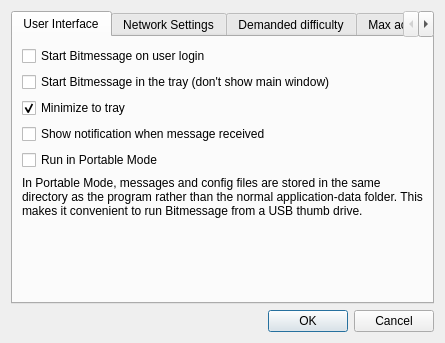
This is src/bitmessageqt/settings.ui in Bitmessage/PyBitmessage as Qt 5 draws it before an edit. The edited form follows.
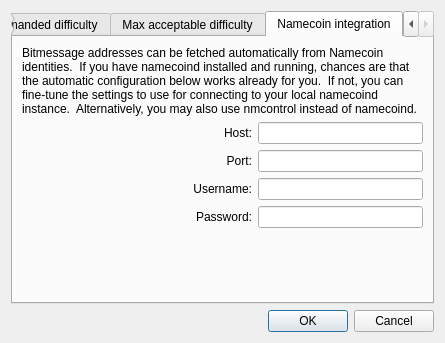
This is the edited form. The open tabs and pages were chosen to show the change.

Commit message:
UI for namecoin connection settings.
Add a pane to the settings dialog UI which allows to edit
the connection settings for namecoin.

The edit to the form file:
```diff
--- a/src/bitmessageqt/settings.ui
+++ b/src/bitmessageqt/settings.ui
@@ -491,6 +491,147 @@
        </item>
       </layout>
      </widget>
+     <widget class="QWidget" name="tabNamecoin">
+      <attribute name="title">
+       <string>Namecoin integration</string>
+      </attribute>
+      <layout class="QGridLayout" name="gridLayout_8">
+       <item row="1" column="0">
+        <spacer name="horizontalSpacer_6">
+         <property name="orientation">
+          <enum>Qt::Horizontal</enum>
+         </property>
+         <property name="sizeHint" stdset="0">
+          <size>
+           <width>40</width>
+           <height>20</height>
+          </size>
+         </property>
+        </spacer>
+       </item>
+       <item row="0" column="0" colspan="3">
+        <widget class="QLabel" name="label_16">
+         <property name="text">
+          <string>Bitmessage addresses can be fetched automatically from Namecoin identities.  If you have namecoind installed and running, chances are that the automatic configuration below works already for you.  If not, you can fine-tune the settings to use for connecting to your local namecoind instance.  Alternatively, you may also use nmcontrol instead of namecoind.</string>
+         </property>
+         <property name="wordWrap">
+          <bool>true</bool>
+         </property>
+        </widget>
+       </item>
+       <item row="1" column="1">
+        <widget class="QLabel" name="label_17">
+         <property name="text">
+          <string>Host:</string>
+         </property>
+         <property name="alignment">
+          <set>Qt::AlignRight|Qt::AlignTrailing|Qt::AlignVCenter</set>
+         </property>
+        </widget>
+       </item>
+       <item row="1" column="2">
+        <widget class="QLineEdit" name="lineEditNamecoinHost"/>
+       </item>
+       <item row="2" column="0">
+        <spacer name="horizontalSpacer_7">
+         <property name="orientation">
+          <enum>Qt::Horizontal</enum>
+         </property>
+         <property name="sizeHint" stdset="0">
+          <size>
+           <width>40</width>
+           <height>20</height>
+          </size>
+         </property>
+        </spacer>
+       </item>
+       <item row="2" column="1">
+        <widget class="QLabel" name="label_18">
+         <property name="text">
+          <string>Port:</string>
+         </property>
+         <property name="alignment">
+          <set>Qt::AlignRight|Qt::AlignTrailing|Qt::AlignVCenter</set>
+         </property>
+        </widget>
+       </item>
+       <item row="2" column="2">
+        <widget class="QLineEdit" name="lineEditNamecoinPort"/>
+       </item>
+       <item row="5" column="1">
+        <spacer name="verticalSpacer_4">
+         <property name="orientation">
+          <enum>Qt::Vertical</enum>
+         </property>
+         <property name="sizeHint" stdset="0">
+          <size>
+           <width>20</width>
+           <height>40</height>
+          </size>
+         </property>
+        </spacer>
+       </item>
+       <item row="3" column="0">
+        <spacer name="horizontalSpacer_8">
+         <property name="orientation">
+          <enum>Qt::Horizontal</enum>
+         </property>
+         <property name="sizeHint" stdset="0">
+          <size>
+           <width>40</width>
+           <height>20</height>
+          </size>
+         </property>
+        </spacer>
+       </item>
+       <item row="3" column="1">
+        <widget class="QLabel" name="label_19">
+         <property name="text">
+          <string>Username:</string>
+         </property>
+         <property name="alignment">
+          <set>Qt::AlignRight|Qt::AlignTrailing|Qt::AlignVCenter</set>
+         </property>
+        </widget>
+       </item>
+       <item row="3" column="2">
+        <widget class="QLineEdit" name="lineEditNamecoinUser"/>
+       </item>
+       <item row="4" column="0">
+        <spacer name="horizontalSpacer_9">
+         <property name="orientation">
+          <enum>Qt::Horizontal</enum>
+         </property>
+         <property name="sizeHint" stdset="0">
+          <size>
+           <width>40</width>
+           <height>20</height>
+          </size>
+         </property>
+        </spacer>
+       </item>
+       <item row="4" column="1">
+        <widget class="QLabel" name="label_20">
+         <property name="text">
+          <string>Password:</string>
+         </property>
+         <property name="alignment">
+          <set>Qt::AlignRight|Qt::AlignTrailing|Qt::AlignVCenter</set>
+         </property>
+        </widget>
+       </item>
+       <item row="4" column="2">
+        <widget class="QLineEdit" name="lineEditNamecoinPassword">
+         <property name="inputMethodHints">
+          <set>Qt::ImhHiddenText|Qt::ImhNoAutoUppercase|Qt::ImhNoPredictiveText</set>
+         </property>
+         <property name="echoMode">
+          <enum>QLineEdit::Password</enum>
+         </property>
+        </widget>
+       </item>
+      </layout>
+     </widget>
     </widget>
    </item>
   </layout>
```
The commit also changes 2 other files.
